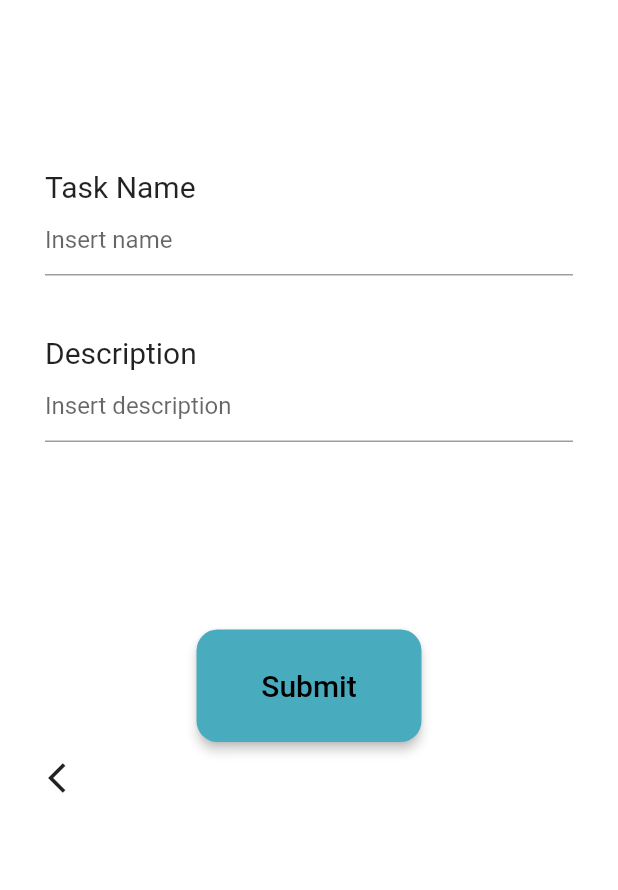
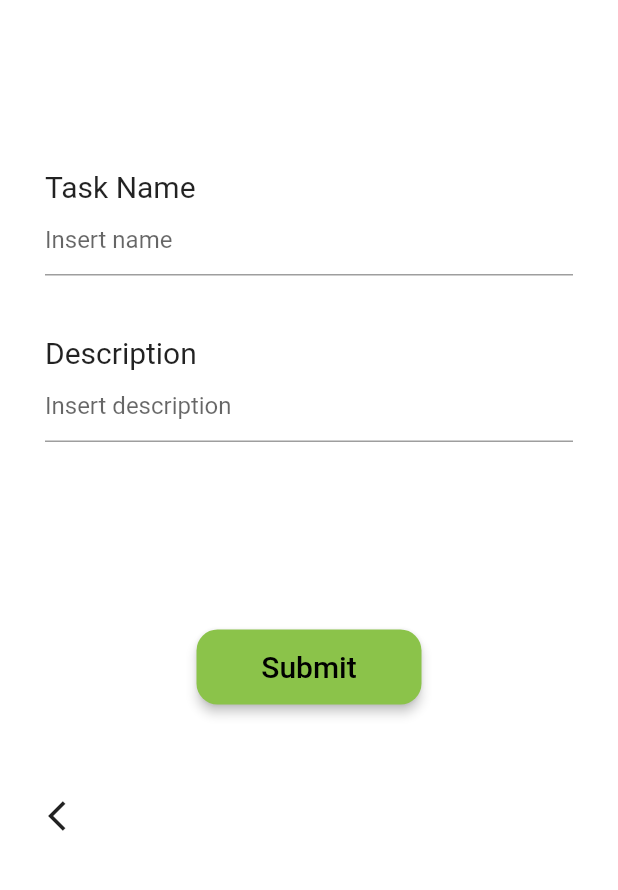
Before and after one commit to catasofia/User-Centered-Design-and-Evaluation, a Flutter app: the SuggestTask screen opened directly, on a phone screen of 412 x 824 dp, the part 128-1018 px from its top. Run offline on Flutter 3.47's test engine with Material 2 defaults, Android fonts, the phone set to English and light mode, and no system bars; our stand-ins replace cloud_firestore, firebase_core, flutter_spinkit; missing offline and left inert: web3dart; accounts and stored records are empty; Roboto replaces fonts that are missing (Arial); statements that could not run were skipped; project files that could hold a hidden picture were left out.

Commit message:
button in suggested tasks

```diff
--- a/lib/neighbor/suggestTasks.dart
+++ b/lib/neighbor/suggestTasks.dart
@@ -158,12 +158,12 @@ class _SuggestTaskState extends State<SuggestTask> {
               children: [
                 Container(
                   width: 150,
-                  height: 75,
+                  height: 50,
                   child: ElevatedButton(
                     style: ElevatedButton.styleFrom(
-                      primary: Color(0xFF48ACBE),
+                      primary: Colors.lightGreen,
                       elevation: 3,
-                      padding: EdgeInsets.all(20),
+                      padding: EdgeInsets.all(10),
                       shape: RoundedRectangleBorder(
                           borderRadius: BorderRadius.circular(14)
                       ),
@@ -198,6 +198,7 @@ class _SuggestTaskState extends State<SuggestTask> {
                 ),
               ],
             ),
+            SizedBox(height: 50,),
             Row(
               children: [
                 SizedBox(width: 20,),
```
